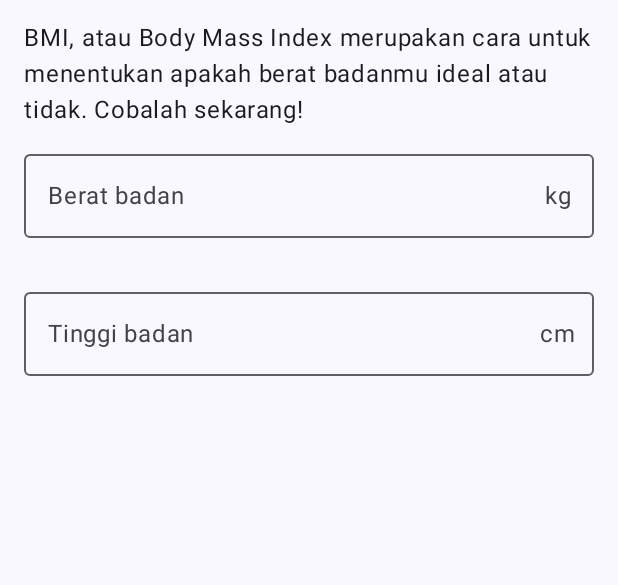
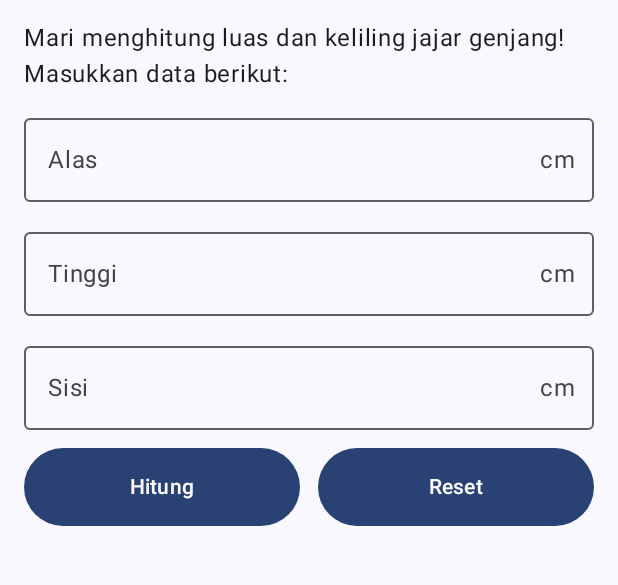
Before and after one commit to DavinTelkomUniversity/PUPB1, an Android app built with Jetpack Compose: the screen it shows after launch (MainActivity), on a phone screen of 412 x 824 dp, the part 96-681 px from its top. Run offline under Robolectric (Android 15) with nearby library versions, the phone set to English and light mode, and no system bars.

Commit message:
04-challenge

```diff
--- a/app/src/main/java/org/d3if3003/mobpro1/MainScreen.kt
+++ b/app/src/main/java/org/d3if3003/mobpro1/MainScreen.kt
@@ -1,17 +1,16 @@
 package org.d3if3003.mobpro1
 
 import android.content.res.Configuration
-import androidx.compose.foundation.border
 import androidx.compose.foundation.layout.Arrangement
 import androidx.compose.foundation.layout.Column
 import androidx.compose.foundation.layout.PaddingValues
 import androidx.compose.foundation.layout.Row
+import androidx.compose.foundation.layout.Spacer
 import androidx.compose.foundation.layout.fillMaxSize
 import androidx.compose.foundation.layout.fillMaxWidth
 import androidx.compose.foundation.layout.padding
+import androidx.compose.foundation.layout.width
 import androidx.compose.foundation.rememberScrollState
-import androidx.compose.foundation.selection.selectable
-import androidx.compose.foundation.shape.RoundedCornerShape
 import androidx.compose.foundation.text.KeyboardOptions
 import androidx.compose.foundation.verticalScroll
 import androidx.compose.material.icons.Icons
@@ -22,7 +21,6 @@
 import androidx.compose.material3.Icon
 import androidx.compose.material3.MaterialTheme
 import androidx.compose.material3.OutlinedTextField
-import androidx.compose.material3.RadioButton
 import androidx.compose.material3.Scaffold
 import androidx.compose.material3.Text
 import androidx.compose.material3.TopAppBar
@@ -36,19 +34,19 @@
 import androidx.compose.ui.Modifier
 import androidx.compose.ui.graphics.Color
 import androidx.compose.ui.res.stringResource
-import androidx.compose.ui.semantics.Role
 import androidx.compose.ui.text.input.ImeAction
 import androidx.compose.ui.text.input.KeyboardType
 import androidx.compose.ui.tooling.preview.Preview
-import androidx.compose.ui.unit.TextUnit
 import androidx.compose.ui.unit.dp
 import org.d3if3003.mobpro1.ui.theme.DavinTheme
-import kotlin.math.pow
+// DAVIN WAHYU WARDANA
+// 6706223003
+// D3IF-4603
 
 @OptIn(ExperimentalMaterial3Api::class)
 @Composable
 fun MainScreen() {
-    Scaffold (
+    Scaffold(
         topBar = {
             TopAppBar(
                 title = {
@@ -66,23 +64,20 @@
 }
 
 @Composable
-fun  ScreenContent(modifier: Modifier) {
-    var berat by remember {
-        mutableStateOf("")
-    }
-    var beratError by remember {
-        mutableStateOf(false)
-    }
-    var tinggi by remember {
-        mutableStateOf("")
-    }
-    var tinggiError by remember {
-        mutableStateOf(false)
-    }
-    var kategori by remember {
-        mutableStateOf(0)
-    }
-    Column (
+fun ScreenContent(modifier: Modifier) {
+    var alas by remember { mutableStateOf("") }
+    var alasError by remember { mutableStateOf(false) }
+
+    var tinggi by remember { mutableStateOf("") }
+    var tinggiError by remember { mutableStateOf(false) }
+
+    var sisi by remember { mutableStateOf("") }
+    var sisiError by remember { mutableStateOf(false) }
+
+    var luas by remember { mutableStateOf(0f) }
+    var keliling by remember { mutableStateOf(0f) }
+
+    Column(
         modifier = modifier
             .fillMaxSize()
             .verticalScroll(rememberScrollState())
@@ -90,56 +85,146 @@
         verticalArrangement = Arrangement.spacedBy(12.dp),
         horizontalAlignment = Alignment.CenterHorizontally
     ) {
-        Text(text = stringResource(id = R.string.bmi_intro),
+        Text(
+            text = stringResource(id = R.string.jajar_genjang_intro),
             style = MaterialTheme.typography.bodyLarge,
-            modifier = Modifier.fillMaxWidth())
-        OutlinedTextField(value = berat, onValueChange = {berat = it},
-            label = { Text(text = stringResource(R.string.berat_badan))},
-            isError = beratError,
-            trailingIcon = { IconPicker(beratError, "kg")},
-            supportingText = { ErrorHint(beratError)},
+            modifier = Modifier.fillMaxWidth()
+        )
+        Column {
+            OutlinedTextField(
+                value = alas,
+                onValueChange = {
+                    alas = it
+                },
+                label = { Text(text = "Alas") },
+                isError = alasError,
+                trailingIcon = { IconPicker(alasError, "cm") },
                 singleLine = true,
                 keyboardOptions = KeyboardOptions(
                     keyboardType = KeyboardType.Number,
                     imeAction = ImeAction.Next
                 ),
-            modifier = Modifier.fillMaxWidth()
+                modifier = Modifier.fillMaxWidth(),
             )
-        OutlinedTextField(value = tinggi, onValueChange = {tinggi = it},
-            label = { Text(text = stringResource(R.string.Tinggi_badan))},
+            if (alasError) {
+                Text(
+                    text = "Input alas tidak valid",
+                    color = Color.Red,
+                    modifier = Modifier.padding(start = 4.dp)
+                )
+            }
+        }
+
+        Column {
+            OutlinedTextField(
+                value = tinggi,
+                onValueChange = {
+                    tinggi = it
+                },
+                label = { Text(text = "Tinggi") },
                 isError = tinggiError,
-            trailingIcon = { IconPicker(tinggiError, "cm")},
-            supportingText = { ErrorHint(tinggiError)},
+                trailingIcon = { IconPicker(tinggiError, "cm") },
+                singleLine = true,
+                keyboardOptions = KeyboardOptions(
+                    keyboardType = KeyboardType.Number,
+                    imeAction = ImeAction.Next
+                ),
+                modifier = Modifier.fillMaxWidth(),
+            )
+            if (tinggiError) {
+                Text(
+                    text = "Input tinggi tidak valid",
+                    color = Color.Red,
+                    modifier = Modifier.padding(start = 4.dp)
+                )
+            }
+        }
+
+        Column {
+            OutlinedTextField(
+                value = sisi,
+                onValueChange = {
+                    sisi = it
+                },
+                label = { Text(text = "Sisi") },
+                isError = sisiError,
+                trailingIcon = { IconPicker(sisiError, "cm") },
                 singleLine = true,
                 keyboardOptions = KeyboardOptions(
                     keyboardType = KeyboardType.Number,
                     imeAction = ImeAction.Done
                 ),
-            modifier = Modifier.fillMaxWidth()
+                modifier = Modifier.fillMaxWidth(),
             )
-        Row (
-            modifier = Modifier
-                .padding(top = 6.dp)
-                .border(1.dp, Color.Gray, RoundedCornerShape(4.dp))
-        ) {
-            radioOptions.forEach{ text->
-                GenderOption(label = text, isSelected = gender == text , modifier = Modifier
-                    .selectable(
-                        selected = gender == text,
-                        onClick = { gender = text},
-                        role = Role.RadioButton
-                    ))
+            if (sisiError) {
+                Text(
+                    text = "Input sisi tidak valid",
+                    color = Color.Red,
+                    modifier = Modifier.padding(start = 4.dp)
+                )
             }
         }
-        if (bmi != 0f) {
+
+        Row(
+            modifier = Modifier.fillMaxWidth(),
+            horizontalArrangement = Arrangement.Center,
+            verticalAlignment = Alignment.CenterVertically
+        ) {
+            Button(
+                onClick = {
+                    alasError = (alas == "" || alas == "0")
+                    tinggiError = (tinggi == "" || tinggi == "0")
+                    sisiError = (sisi == "" || sisi == "0")
+                    if (alasError || tinggiError || sisiError) return@Button
+
+                    val calculatedLuas = hitungLuas(alas.toFloat(), tinggi.toFloat())
+                    val calculatedKeliling = hitungKeliling(alas.toFloat(), tinggi.toFloat(), sisi.toFloat())
+
+                    luas = calculatedLuas
+                    keliling = calculatedKeliling
+
+                },
+                contentPadding = PaddingValues(horizontal = 32.dp, vertical = 16.dp),
+                modifier = Modifier.weight(1f)
+            ) {
+                Text(text = stringResource(R.string.hitung))
+            }
+
+            Spacer(modifier = Modifier.width(12.dp))
+
+            Button(
+                onClick = {
+                    alas = ""
+                    tinggi = ""
+                    sisi = ""
+                    luas = 0f
+                    keliling = 0f
+                },
+                contentPadding = PaddingValues(horizontal = 32.dp, vertical = 16.dp),
+                modifier = Modifier.weight(1f)
+            ) {
+                Text(text = "Reset")
+            }
+        }
+
+
+
+
+        if (luas != 0f || keliling != 0f) {
             Divider(
                 modifier = Modifier.padding(vertical = 8.dp),
                 thickness = 1.dp
             )
-            Text(text = stringResource(R.string.bmi_x, bmi),
-                style = MaterialTheme.typography.titleLarge)
-            Text(text = stringResource(kategori).uppercase(),
-                style = MaterialTheme.typography.headlineLarge)
+            Text(
+                text = "Luas: $luas",
+                style = MaterialTheme.typography.titleLarge,
+                modifier = Modifier.padding(top = 8.dp)
+            )
+            Text(
+                text = "Keliling: $keliling",
+                style = MaterialTheme.typography.titleLarge,
+                modifier = Modifier.padding(top = 8.dp)
+            )
         }
     }
 }
@@ -153,36 +238,12 @@
     }
 }
 
-@Composable
-fun ErrorHint(isError: Boolean) {
-    if (isError) {
-        Text(text = stringResource(R.string.input_invalid))
-    }
+private fun hitungLuas(alas: Float, tinggi: Float): Float {
+    return alas * tinggi
 }
 
-
-private fun hitungBMI(berat: Float, tinggi: Float): Float {
-    return berat / (tinggi / 100).pow(2)
-}
-
-private fun getKategori(bmi: Float, isMale: Boolean): Int {
-    return if (isMale) {
-        when {
-            bmi < 20.5 -> R.string.kurus
-            bmi >= 27.0 -> R.string.gemuk
-            else -> R.string.ideal
-        }
-    } else {
-        when {
-            bmi < 18.5 -> R.string.kurus
-            bmi >= 25.0 -> R.string.gemuk
-            else -> R.string.ideal
-        }
-    }
-}
-@Composable
-fun Greeting(name: String) {
-    MainScreen()
+private fun hitungKeliling(alas: Float, tinggi: Float, sisi: Float): Float {
+    return 2 * (alas + tinggi)
 }
 
 @Preview(showBackground = true)
--- a/app/src/main/res/values/strings.xml
+++ b/app/src/main/res/values/strings.xml
@@ -1,14 +1,9 @@
 <resources>
     <string name="app_name">Davin</string>
-    <string name="bmi_intro" translatable="false">BMI, atau Body Mass Index merupakan cara untuk menentukan apakah berat badanmu ideal atau tidak. Cobalah sekarang!</string>
-    <string name="berat_badan" translatable="false">Berat badan</string>
-    <string name="Tinggi_badan" translatable="false">Tinggi badan</string>
-    <string name="pria" translatable="false">Pria</string>
-    <string name="wanita" translatable="false">Wanita</string>
+    <string name="jajar_genjang_intro" translatable="false">Mari menghitung luas dan keliling jajar genjang! Masukkan data berikut:</string>
     <string name="hitung" translatable="false">Hitung</string>
-    <string name="bmi_x" translatable="false">BMI: %1$.2f</string>
-    <string name="kurus" translatable="false">Kurus</string>
-    <string name="ideal" translatable="false">Ideal</string>
-    <string name="gemuk" translatable="false">Gemuk</string>
-    <string name="input_invalid" translatable="false">tidak boleh kosong</string>
+    <string name="input_invalid" translatable="false">Tidak boleh kosong.</string>
+    <string name="alas" translatable="false">Alas</string>
+    <string name="tinggi" translatable="false">Tinggi</string>
+    <string name="sisi" translatable="false">Sisi</string>
 </resources>
```
Lines whose indentation alone changed are shown as unchanged.
